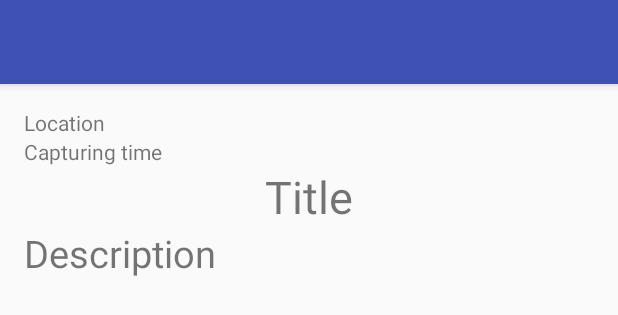
After one commit to eshcherbin/save-the-moment, an Android app: the layout activity_momentview.xml on its own in the app's theme, with its tools: preview values and no code run, on a phone screen of 412 x 824 dp. The commit adds this screen. Shown: the top 315 px of the screen. Run offline under Robolectric (Android 15) with nearby library versions, the phone set to English and light mode, and no system bars.

Commit message:
Added toolbar and menu to MomentViewActivity

```diff
--- a/app/build.gradle
+++ b/app/build.gradle
@@ -21,6 +21,7 @@ android {
 
 dependencies {
     compile fileTree(dir: 'libs', include: ['*.jar'])
+    compile 'com.android.support:appcompat-v7:24.2.0'
     androidTestCompile('com.android.support.test.espresso:espresso-core:2.2.2', {
         exclude group: 'com.android.support', module: 'support-annotations'
     })
--- a/app/src/main/java/ru/spbau/savethemoment/ui/MainActivity.java
+++ b/app/src/main/java/ru/spbau/savethemoment/ui/MainActivity.java
@@ -1,13 +1,13 @@
 package ru.spbau.savethemoment.ui;
 
-import android.app.Activity;
 import android.os.Bundle;
+import android.support.v7.app.AppCompatActivity;
 import android.view.View;
 import android.widget.Button;
 
 import ru.spbau.savethemoment.R;
 
-public class MainActivity extends Activity {
+public class MainActivity extends AppCompatActivity {
 
     @Override
     protected void onCreate(Bundle savedInstanceState) {
@@ -38,4 +38,5 @@ public class MainActivity extends Activity {
             }
         });
     }
+
 }
--- a/app/src/main/res/layout/activity_main.xml
+++ b/app/src/main/res/layout/activity_main.xml
@@ -4,12 +4,12 @@
     android:id="@+id/activity_main"
     android:layout_width="match_parent"
     android:layout_height="match_parent"
+    tools:context="ru.spbau.savethemoment.ui.MainActivity"
+    android:orientation="vertical"
     android:paddingBottom="@dimen/activity_vertical_margin"
     android:paddingLeft="@dimen/activity_horizontal_margin"
     android:paddingRight="@dimen/activity_horizontal_margin"
     android:paddingTop="@dimen/activity_vertical_margin"
-    tools:context="ru.spbau.savethemoment.ui.MainActivity"
-    android:orientation="vertical"
     android:gravity="center">
 
     <Button
@@ -30,4 +30,5 @@
         android:layout_height="wrap_content"
         android:id="@+id/button_main_create"
         android:text="@string/button_main_create_text" />
+
 </LinearLayout>
--- /dev/null
+++ b/app/src/main/res/layout/activity_momentview.xml
@@ -0,0 +1,56 @@
+<?xml version="1.0" encoding="utf-8"?>
+<LinearLayout xmlns:android="http://schemas.android.com/apk/res/android"
+    xmlns:tools="http://schemas.android.com/tools"
+    android:id="@+id/activity_moment_view"
+    android:layout_width="match_parent"
+    android:layout_height="wrap_content"
+    tools:context="ru.spbau.savethemoment.ui.MomentViewActivity"
+    android:orientation="vertical">
+
+    <include
+        android:id="@+id/tool_bar_momentview"
+        layout="@layout/tool_bar"
+        ></include>
+
+    <LinearLayout
+        android:orientation="vertical"
+        android:layout_width="match_parent"
+        android:layout_height="match_parent"
+        android:paddingBottom="@dimen/activity_vertical_margin"
+        android:paddingLeft="@dimen/activity_horizontal_margin"
+        android:paddingRight="@dimen/activity_horizontal_margin"
+        android:paddingTop="@dimen/activity_vertical_margin">
+
+        <TextView
+            android:text="@string/textview_momentview_location_text"
+            android:layout_width="match_parent"
+            android:layout_height="wrap_content"
+            android:id="@+id/textview_momentview_location"
+            android:layout_weight="1" />
+
+        <TextView
+            android:text="@string/textview_momentview_capturingtime_text"
+            android:layout_width="match_parent"
+            android:layout_height="wrap_content"
+            android:id="@+id/textview_momentview_capturingtime"
+            android:layout_weight="1" />
+
+        <TextView
+            android:gravity="center"
+            android:text="@string/textview_momentview_title_text"
+            android:textSize="30sp"
+            android:layout_width="match_parent"
+            android:layout_height="wrap_content"
+            android:id="@+id/textview_momentview_title"
+            android:layout_weight="1" />
+
+        <TextView
+            android:text="@string/textview_momentview_description_text"
+            android:textSize="25sp"
+            android:layout_width="match_parent"
+            android:layout_height="wrap_content"
+            android:id="@+id/textview_momentview_description"
+            android:layout_weight="1" />
+    </LinearLayout>
+
+</LinearLayout>
--- /dev/null
+++ b/app/src/main/res/layout/tool_bar.xml
@@ -0,0 +1,10 @@
+<?xml version="1.0" encoding="utf-8"?>
+<android.support.v7.widget.Toolbar
+    xmlns:android="http://schemas.android.com/apk/res/android"
+    android:layout_width="match_parent"
+    android:layout_height="wrap_content"
+    android:layout_alignParentTop="true"
+    android:background="@color/colorPrimary"
+    android:elevation="4dp"
+    >
+</android.support.v7.widget.Toolbar>
--- a/app/src/main/res/values/strings.xml
+++ b/app/src/main/res/values/strings.xml
@@ -7,4 +7,5 @@
     <string name="textview_momentview_location_text">Location</string>
     <string name="textview_momentview_description_text">Description</string>
     <string name="textview_momentview_capturingtime_text">Capturing time</string>
+    <string name="menuitem_momentview_onmap_text">Show on map</string>
 </resources>
--- a/app/src/main/res/values/styles.xml
+++ b/app/src/main/res/values/styles.xml
@@ -1,7 +1,10 @@
 <resources>
 
     <!-- Base application theme. -->
-    <style name="AppTheme" parent="android:Theme.Material.Light.DarkActionBar">
+    <style name="AppTheme" parent="Theme.AppCompat.Light.NoActionBar">
+
+        <item name="colorPrimary">@color/colorPrimary</item>
+        <item name="colorPrimaryDark">@color/colorPrimaryDark</item>
         <!-- Customize your theme here. -->
     </style>
 
```
Also changed, not shown: app/src/main/java/ru/spbau/savethemoment/common/Moment.java (+11 -11 lines), app/src/main/java/ru/spbau/savethemoment/ui/MomentViewActivity.java (+32 -19 lines), app/src/main/res/layout/activity_moment_view.xml (deleted, +0 -44 lines), app/src/main/res/menu/menu_momentview.xml (added, +11 -0 lines), 1 other file.
